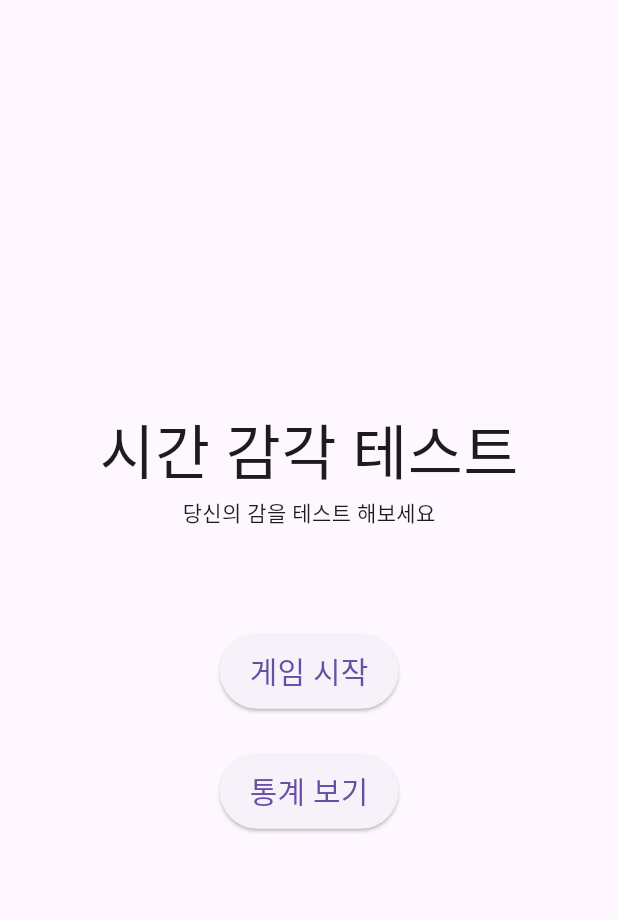
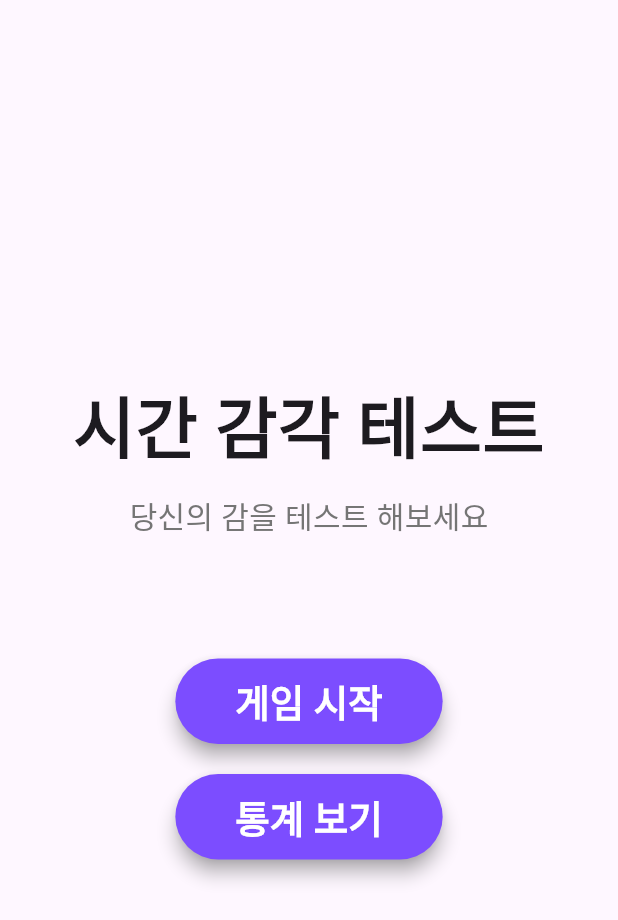
Before and after one commit to JJJangJeongSu/my-timing-game, a Flutter app: the screen it shows after launch, on a phone screen of 412 x 824 dp. Shown: the top 920 px of the screen. Run offline on Flutter 3.47's test engine with Material 3 defaults, Android fonts, the phone set to English and light mode, and no system bars; our stand-ins replace google_fonts; Roboto replaces fonts that are missing (Jua).

Commit message:
홈 화면 디자인 보완

```diff
--- a/lib/main.dart
+++ b/lib/main.dart
@@ -1,6 +1,6 @@
 import 'package:flutter/material.dart';
 import 'package:google_fonts/google_fonts.dart';
-import 'package:myapp/screens/start_screen.dart';
+import 'package:myapp/screens/start_screen/start_screen.dart';
 
 void main() {
   runApp(MyApp());
--- a/lib/screens/game_screen/game_screen.dart
+++ b/lib/screens/game_screen/game_screen.dart
@@ -70,7 +70,6 @@ class _GameScreenState extends State<GameScreen> {
           icon: Icon(Icons.home, size: 35),
         ),
         actions: [ScoreViewer(score: gameManager.getScore())],
-        actionsPadding: EdgeInsets.symmetric(horizontal: 20),
       ),
       body: Center(
         child: Column(
--- a/lib/screens/start_screen.dart
+++ /dev/null
@@ -1,46 +0,0 @@
-import 'package:flutter/material.dart';
-import 'package:myapp/screens/game_screen/game_screen.dart';
-
-class StartScreen extends StatelessWidget {
-  const StartScreen({super.key});
-
-  @override
-  Widget build(BuildContext context) {
-    return Scaffold(
-      body: Center(
-        child: Column(
-          mainAxisAlignment: MainAxisAlignment.center,
-          crossAxisAlignment: CrossAxisAlignment.center,
-          children: [
-            Text("시간 감각 테스트", style: TextStyle(fontSize: 40)),
-            Text("당신의 감을 테스트 해보세요"),
-            Container(height: 70),
-            ElevatedButton(
-              style: ElevatedButton.styleFrom(
-                padding: EdgeInsets.symmetric(vertical: 10, horizontal: 20),
-              ),
-              onPressed: () {
-                Navigator.of(
-                  context,
-                ).push(MaterialPageRoute(builder: (context) => GameScreen()));
-              },
-              child: Text("게임 시작", style: TextStyle(fontSize: 20)),
-            ),
-            Container(height: 30),
-            ElevatedButton(
-              style: ElevatedButton.styleFrom(
-                padding: EdgeInsets.symmetric(vertical: 10, horizontal: 20),
-              ),
-              onPressed: () {
-                Navigator.of(
-                  context,
-                ).push(MaterialPageRoute(builder: (context) => GameScreen()));
-              },
-              child: Text("통계 보기", style: TextStyle(fontSize: 20)),
-            ),
-          ],
-        ),
-      ),
-    );
-  }
-}
--- /dev/null
+++ b/lib/screens/start_screen/start_screen.dart
@@ -0,0 +1,50 @@
+import 'package:flutter/material.dart';
+import 'package:myapp/screens/game_screen/game_screen.dart';
+import 'package:myapp/screens/start_screen/themed_button.dart';
+
+class StartScreen extends StatelessWidget {
+  const StartScreen({super.key});
+
+  @override
+  Widget build(BuildContext context) {
+    return Scaffold(
+      body: Center(
+        child: Column(
+          mainAxisAlignment: MainAxisAlignment.center,
+          crossAxisAlignment: CrossAxisAlignment.center,
+          children: [
+            Text(
+              "시간 감각 테스트",
+              style: TextStyle(
+                fontSize: 45,
+                fontWeight: FontWeight.w600,
+              ),
+            ),
+            SizedBox(
+              height: 10,
+            ),
+            Text(
+              "당신의 감을 테스트 해보세요",
+              style: TextStyle(
+                color: Colors.grey[600],
+                fontSize: 20,
+              ),
+            ),
+            Container(height: 80),
+            ThemedButton(
+              content: "게임 시작",
+              screen: GameScreen(),
+              context: context,
+            ),
+            Container(height: 20),
+            ThemedButton(
+              content: "통계 보기",
+              screen: GameScreen(),
+              context: context,
+            ),
+          ],
+        ),
+      ),
+    );
+  }
+}
--- /dev/null
+++ b/lib/screens/start_screen/themed_button.dart
@@ -0,0 +1,40 @@
+import 'package:flutter/material.dart';
+
+class ThemedButton extends StatelessWidget {
+  const ThemedButton(
+      {super.key,
+      required this.content,
+      required this.screen,
+      required this.context});
+  final String content;
+  final Widget screen;
+  final BuildContext context;
+
+  @override
+  Widget build(BuildContext context) {
+    return ElevatedButton(
+      style: ElevatedButton.styleFrom(
+        shape: RoundedRectangleBorder(
+          borderRadius: BorderRadius.circular(30),
+        ),
+        backgroundColor: Colors.deepPurpleAccent,
+        foregroundColor: Colors.white,
+        padding: EdgeInsets.symmetric(vertical: 10, horizontal: 40),
+        shadowColor: Colors.grey,
+        elevation: 5,
+        textStyle: TextStyle(
+          fontSize: 25,
+          fontWeight: FontWeight.bold,
+        ),
+      ),
+      onPressed: () {
+        Navigator.of(context).push(
+          MaterialPageRoute(
+            builder: (context) => screen,
+          ),
+        );
+      },
+      child: Text(content),
+    );
+  }
+}
--- a/pubspec.yaml
+++ b/pubspec.yaml
@@ -19,7 +19,7 @@ publish_to: 'none' # Remove this line if you wish to publish to pub.dev
 version: 1.0.0+1
 
 environment:
-  sdk: ^3.7.0-209.1.beta
+  sdk: ">=3.5.0 <4.0.0"
 
 # Dependencies specify other packages that your package needs in order to work.
 # To automatically upgrade your package dependencies to the latest versions
```
Also changed, not shown: pubspec.lock.
